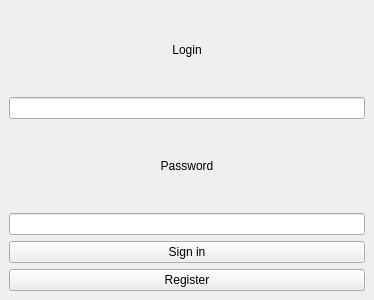
This is src/mainwindow.ui in Qweyke/InfSec_PasswordGuiClient as Qt 5 draws it before an edit. The edited form follows.
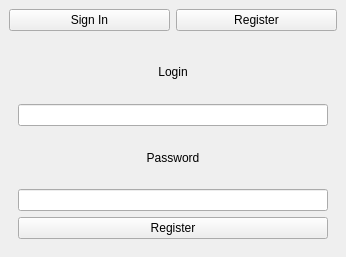
This is the edited form. The open tabs and pages were chosen to show the change.

Commit message: stack widget

Patch:
```diff
--- a/src/mainwindow.ui
+++ b/src/mainwindow.ui
@@ -6,8 +6,8 @@
    <rect>
     <x>0</x>
     <y>0</y>
-    <width>374</width>
-    <height>300</height>
+    <width>346</width>
+    <height>257</height>
    </rect>
   </property>
   <property name="windowTitle">
@@ -16,7 +16,32 @@
   <widget class="QWidget" name="centralwidget">
    <layout class="QVBoxLayout" name="verticalLayout">
     <item>
-     <widget class="QLabel" name="loginLabel">
+     <layout class="QHBoxLayout" name="horizontalLayout">
+      <item>
+       <widget class="QPushButton" name="logSwitchButton">
+        <property name="text">
+         <string>Sign In</string>
+        </property>
+       </widget>
+      </item>
+      <item>
+       <widget class="QPushButton" name="regSwitchButton">
+        <property name="text">
+         <string>Register</string>
+        </property>
+       </widget>
+      </item>
+     </layout>
+    </item>
+    <item>
+     <widget class="QStackedWidget" name="switchFormsWidget">
+      <property name="currentIndex">
+       <number>0</number>
+      </property>
+      <widget class="QWidget" name="signInPage">
+       <layout class="QVBoxLayout" name="verticalLayout_2">
+        <item>
+         <widget class="QLabel" name="logNameLabel">
       <property name="text">
        <string>Login</string>
       </property>
@@ -26,7 +51,7 @@
      </widget>
     </item>
     <item>
-     <widget class="QLineEdit" name="loginLineEdit">
+         <widget class="QLineEdit" name="logNameLineEdit">
       <property name="text">
        <string/>
       </property>
@@ -36,7 +61,7 @@
      </widget>
     </item>
     <item>
-     <widget class="QLabel" name="passLabel">
+         <widget class="QLabel" name="logPassLabel">
       <property name="layoutDirection">
        <enum>Qt::LayoutDirection::LeftToRight</enum>
       </property>
@@ -49,7 +74,7 @@
      </widget>
     </item>
     <item>
-     <widget class="QLineEdit" name="passLineEdit">
+         <widget class="QLineEdit" name="logPassLineEdit">
       <property name="echoMode">
        <enum>QLineEdit::EchoMode::Password</enum>
       </property>
@@ -62,17 +87,51 @@
      </widget>
     </item>
     <item>
-     <widget class="QPushButton" name="signInButton">
+         <widget class="QPushButton" name="logButton">
       <property name="text">
        <string>Sign in</string>
       </property>
      </widget>
     </item>
+       </layout>
+      </widget>
+      <widget class="QWidget" name="registerPage">
+       <layout class="QVBoxLayout" name="verticalLayout_3">
     <item>
-     <widget class="QPushButton" name="registerButton">
+         <widget class="QLabel" name="regLoginLabel">
+          <property name="text">
+           <string>Login</string>
+          </property>
+          <property name="alignment">
+           <set>Qt::AlignmentFlag::AlignCenter</set>
+          </property>
+         </widget>
+        </item>
+        <item>
+         <widget class="QLineEdit" name="regNameLineEdit"/>
+        </item>
+        <item>
+         <widget class="QLabel" name="regPassLabel">
+          <property name="text">
+           <string>Password</string>
+          </property>
+          <property name="alignment">
+           <set>Qt::AlignmentFlag::AlignCenter</set>
+          </property>
+         </widget>
+        </item>
+        <item>
+         <widget class="QLineEdit" name="regPassLineEdit"/>
+        </item>
+        <item>
+         <widget class="QPushButton" name="regButton">
       <property name="text">
        <string>Register</string>
       </property>
+         </widget>
+        </item>
+       </layout>
+      </widget>
      </widget>
     </item>
    </layout>
```
Lines whose indentation alone changed are shown as unchanged. The commit also changes 4 other files.
